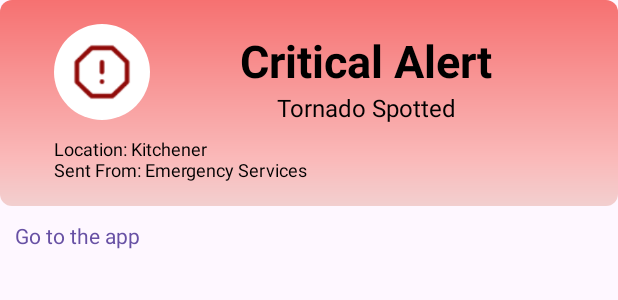
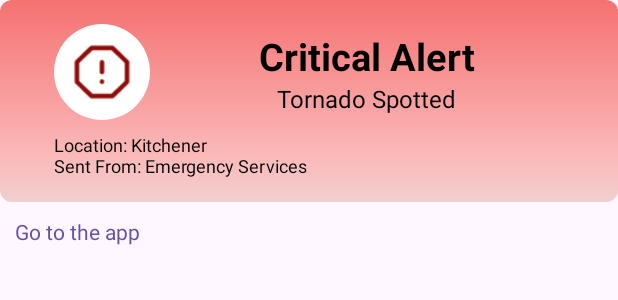
Before and after one commit to Sudhan-Dahake/CalamityCall, an Android app: the layout basic_notif_critical_expanded.xml on its own in the app's theme, with its tools: preview values and no code run, on a phone screen of 412 x 824 dp. Shown: the top 300 px of the screen. Run offline under Robolectric (Android 15) with nearby library versions, the phone set to English and light mode, and no system bars; network calls fail.

Commit message:
Made UI adjustments

```diff
--- a/Group_3/FrontEnd/app/src/main/res/layout/basic_notif_critical_expanded.xml
+++ b/Group_3/FrontEnd/app/src/main/res/layout/basic_notif_critical_expanded.xml
@@ -59,10 +59,11 @@
                     android:layout_width="match_parent"
                     android:layout_height="wrap_content"
                     android:layout_marginTop="4dp"
+                    android:singleLine="true"
                     android:text="Critical Alert"
                     android:textAlignment="center"
                     android:textColor="#000000"
-                    android:textSize="30sp"
+                    android:textSize="25sp"
                     android:textStyle="bold"
                     tools:ignore="HardcodedText" />
 
--- a/Group_3/FrontEnd/app/src/main/res/layout/basic_notif_urgent_expanded.xml
+++ b/Group_3/FrontEnd/app/src/main/res/layout/basic_notif_urgent_expanded.xml
@@ -58,10 +58,11 @@
                     android:layout_width="match_parent"
                     android:layout_height="wrap_content"
                     android:layout_marginTop="4dp"
+                    android:singleLine="true"
                     android:text="Urgent Alert"
                     android:textAlignment="center"
                     android:textColor="#000000"
-                    android:textSize="30sp"
+                    android:textSize="25sp"
                     android:textStyle="bold"
                     tools:ignore="HardcodedText" />
 
--- a/Group_3/FrontEnd/app/src/main/res/layout/basic_notif_warning_expanded.xml
+++ b/Group_3/FrontEnd/app/src/main/res/layout/basic_notif_warning_expanded.xml
@@ -59,10 +59,11 @@
                     android:layout_width="match_parent"
                     android:layout_height="wrap_content"
                     android:layout_marginTop="4dp"
+                    android:singleLine="true"
                     android:text="Warning Alert"
                     android:textAlignment="center"
                     android:textColor="#000000"
-                    android:textSize="30sp"
+                    android:textSize="25sp"
                     android:textStyle="bold"
                     tools:ignore="HardcodedText" />
 
--- a/Group_3/FrontEnd/app/src/main/res/layout/basic_notif_watch_expanded.xml
+++ b/Group_3/FrontEnd/app/src/main/res/layout/basic_notif_watch_expanded.xml
@@ -59,10 +59,11 @@
                     android:layout_width="match_parent"
                     android:layout_height="wrap_content"
                     android:layout_marginTop="4dp"
+                    android:singleLine="true"
                     android:text="Watch Alert"
                     android:textAlignment="center"
                     android:textColor="#000000"
-                    android:textSize="30sp"
+                    android:textSize="25sp"
                     android:textStyle="bold"
                     tools:ignore="HardcodedText" />
 
```
